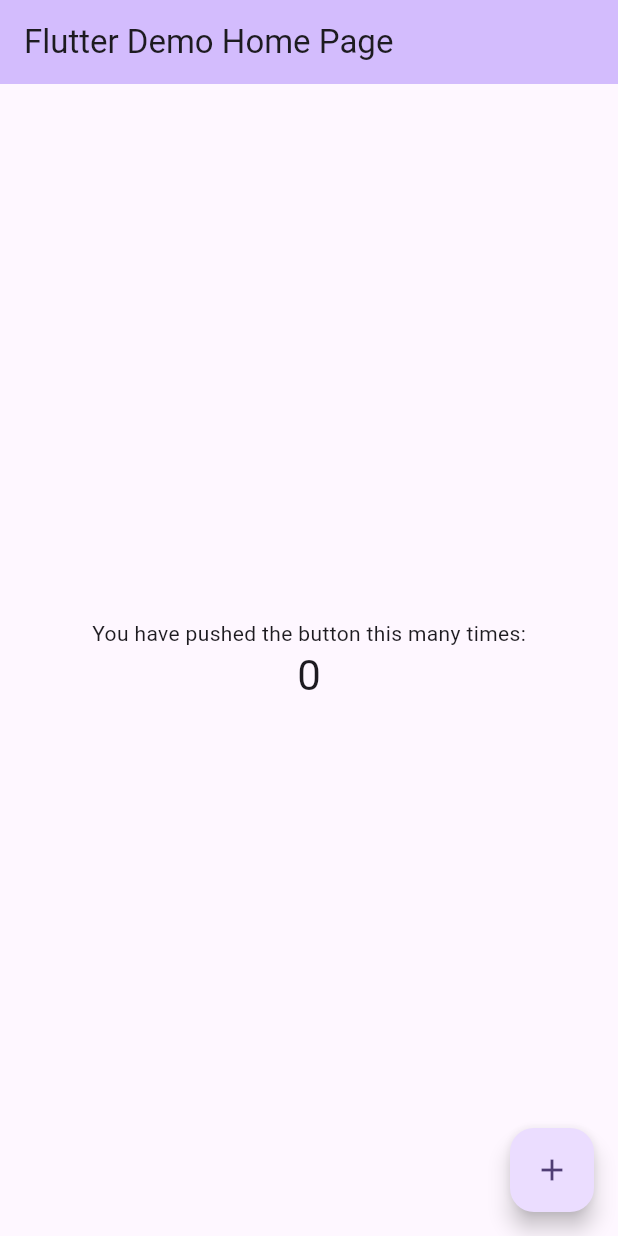
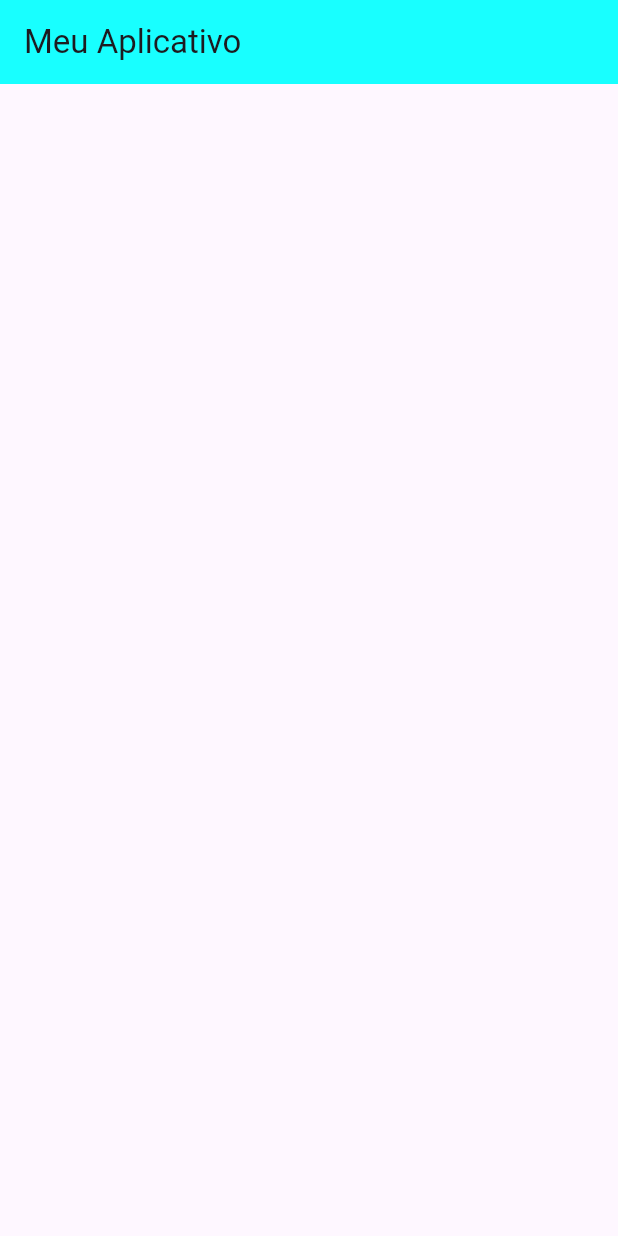
Before and after one commit to jeancariolato/flutter-projeto2.1, a Flutter app: the screen it shows after launch, on a phone screen of 412 x 824 dp. Run offline on Flutter 3.47's test engine with Material 3 defaults, Android fonts, the phone set to English and light mode, and no system bars.

Commit message:
Commit - 22-08-2024

```diff
--- a/lib/main.dart
+++ b/lib/main.dart
@@ -1,125 +1,23 @@
+
 import 'package:flutter/material.dart';
 
-void main() {
-  runApp(const MyApp());
+void main(){
+  runApp(const MyPage());
 }
 
-class MyApp extends StatelessWidget {
-  const MyApp({super.key});
+class MyPage extends StatelessWidget {
+  const MyPage({super.key});
 
-  // This widget is the root of your application.
   @override
   Widget build(BuildContext context) {
     return MaterialApp(
-      title: 'Flutter Demo',
-      theme: ThemeData(
-        // This is the theme of your application.
-        //
-        // TRY THIS: Try running your application with "flutter run". You'll see
-        // the application has a purple toolbar. Then, without quitting the app,
-        // try changing the seedColor in the colorScheme below to Colors.green
-        // and then invoke "hot reload" (save your changes or press the "hot
-        // reload" button in a Flutter-supported IDE, or press "r" if you used
-        // the command line to start the app).
-        //
-        // Notice that the counter didn't reset back to zero; the application
-        // state is not lost during the reload. To reset the state, use hot
-        // restart instead.
-        //
-        // This works for code too, not just values: Most code changes can be
-        // tested with just a hot reload.
-        colorScheme: ColorScheme.fromSeed(seedColor: Colors.deepPurple),
-        useMaterial3: true,
+      title: "Meu App",
+      home: Scaffold(
+        appBar: AppBar(
+          title: Text("Meu Aplicativo"),
+          backgroundColor: Colors.cyanAccent[200],
+        ),
       ),
-      home: const MyHomePage(title: 'Flutter Demo Home Page'),
     );
   }
 }
-
-class MyHomePage extends StatefulWidget {
-  const MyHomePage({super.key, required this.title});
-
-  // This widget is the home page of your application. It is stateful, meaning
-  // that it has a State object (defined below) that contains fields that affect
-  // how it looks.
-
-  // This class is the configuration for the state. It holds the values (in this
-  // case the title) provided by the parent (in this case the App widget) and
-  // used by the build method of the State. Fields in a Widget subclass are
-  // always marked "final".
-
-  final String title;
-
-  @override
-  State<MyHomePage> createState() => _MyHomePageState();
-}
-
-class _MyHomePageState extends State<MyHomePage> {
-  int _counter = 0;
-
-  void _incrementCounter() {
-    setState(() {
-      // This call to setState tells the Flutter framework that something has
-      // changed in this State, which causes it to rerun the build method below
-      // so that the display can reflect the updated values. If we changed
-      // _counter without calling setState(), then the build method would not be
-      // called again, and so nothing would appear to happen.
-      _counter++;
-    });
-  }
-
-  @override
-  Widget build(BuildContext context) {
-    // This method is rerun every time setState is called, for instance as done
-    // by the _incrementCounter method above.
-    //
-    // The Flutter framework has been optimized to make rerunning build methods
-    // fast, so that you can just rebuild anything that needs updating rather
-    // than having to individually change instances of widgets.
-    return Scaffold(
-      appBar: AppBar(
-        // TRY THIS: Try changing the color here to a specific color (to
-        // Colors.amber, perhaps?) and trigger a hot reload to see the AppBar
-        // change color while the other colors stay the same.
-        backgroundColor: Theme.of(context).colorScheme.inversePrimary,
-        // Here we take the value from the MyHomePage object that was created by
-        // the App.build method, and use it to set our appbar title.
-        title: Text(widget.title),
-      ),
-      body: Center(
-        // Center is a layout widget. It takes a single child and positions it
-        // in the middle of the parent.
-        child: Column(
-          // Column is also a layout widget. It takes a list of children and
-          // arranges them vertically. By default, it sizes itself to fit its
-          // children horizontally, and tries to be as tall as its parent.
-          //
-          // Column has various properties to control how it sizes itself and
-          // how it positions its children. Here we use mainAxisAlignment to
-          // center the children vertically; the main axis here is the vertical
-          // axis because Columns are vertical (the cross axis would be
-          // horizontal).
-          //
-          // TRY THIS: Invoke "debug painting" (choose the "Toggle Debug Paint"
-          // action in the IDE, or press "p" in the console), to see the
-          // wireframe for each widget.
-          mainAxisAlignment: MainAxisAlignment.center,
-          children: <Widget>[
-            const Text(
-              'You have pushed the button this many times:',
-            ),
-            Text(
-              '$_counter',
-              style: Theme.of(context).textTheme.headlineMedium,
-            ),
-          ],
-        ),
-      ),
-      floatingActionButton: FloatingActionButton(
-        onPressed: _incrementCounter,
-        tooltip: 'Increment',
-        child: const Icon(Icons.add),
-      ), // This trailing comma makes auto-formatting nicer for build methods.
-    );
-  }
-}
```
